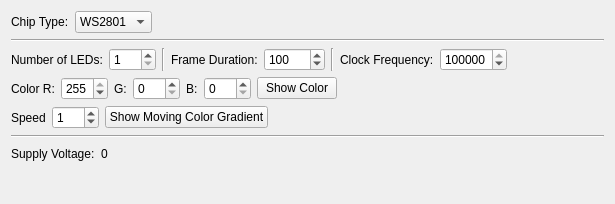
The window that src/brickv/plugin_system/plugins/led_strip/ui/led_strip.ui (Tinkerforge/brickv) describes before a commit, drawn with Qt 5.
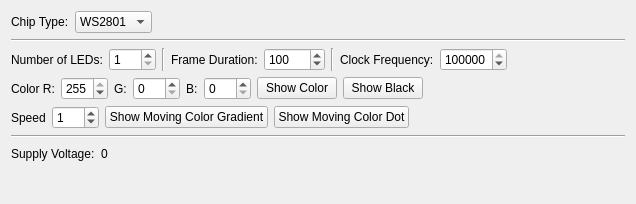
The same window after the commit.

Commit message:
led-strip: Make rainbow work better on small LED counts
Use a rainbow of at least 16 values. This allows for a rainbow even on a
single LED.

Add button to clear all LEDs.

Add moving dot mode.

Diff of the .ui file:
```diff
--- a/src/brickv/plugin_system/plugins/led_strip/ui/led_strip.ui
+++ b/src/brickv/plugin_system/plugins/led_strip/ui/led_strip.ui
@@ -6,7 +6,7 @@
    <rect>
     <x>0</x>
     <y>0</y>
-    <width>615</width>
+    <width>636</width>
     <height>204</height>
    </rect>
   </property>
@@ -209,6 +209,13 @@
        </property>
       </widget>
      </item>
+     <item>
+      <widget class="QPushButton" name="button_black">
+       <property name="text">
+        <string>Show Black</string>
+       </property>
+      </widget>
+     </item>
      <item>
       <spacer name="horizontalSpacer_2">
        <property name="orientation">
@@ -250,6 +257,13 @@
        </property>
       </widget>
      </item>
+     <item>
+      <widget class="QPushButton" name="button_dot">
+       <property name="text">
+        <string>Show Moving Color Dot</string>
+       </property>
+      </widget>
+     </item>
      <item>
       <spacer name="horizontalSpacer_3">
        <property name="orientation">
```
The commit also changes 1 other file.
